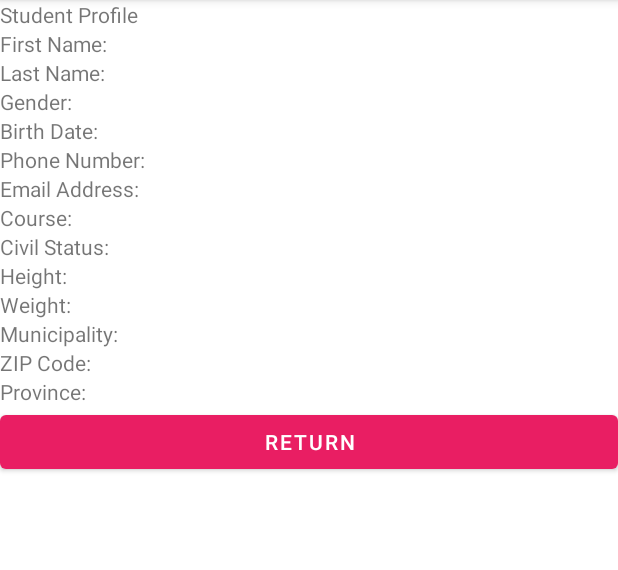
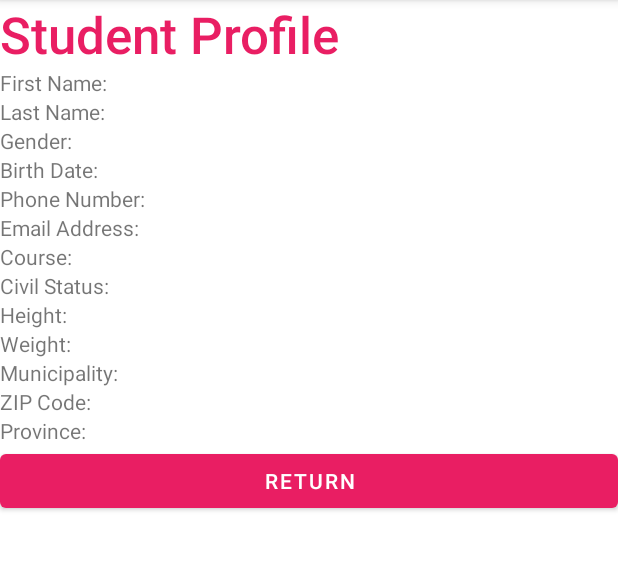
Before and after one commit to dsullano/AndroidCollection, an Android app: the PassingIntents2 screen opened directly, with no data from a screen before it, on a phone screen of 412 x 824 dp, the part 84-654 px from its top. Run offline under Robolectric (Android 15) with nearby library versions, the phone set to English and light mode, and no system bars.

Commit message:
fixed everything calculator-menus

```diff
--- a/app/src/main/res/layout/activity_passing_intents_exercise2.xml
+++ b/app/src/main/res/layout/activity_passing_intents_exercise2.xml
@@ -24,7 +24,10 @@
                 android:layout_width="match_parent"
                 android:layout_height="wrap_content"
                 android:layout_weight="1"
-                android:text="@string/tvStudentProfile" />
+                android:fontFamily="sans-serif-medium"
+                android:text="@string/tvStudentProfile"
+                android:textColor="#E91E63"
+                android:textSize="34sp" />
 
 
             <LinearLayout
--- a/app/src/main/res/menu/menu_exercise.xml
+++ b/app/src/main/res/menu/menu_exercise.xml
@@ -14,7 +14,7 @@
                 android:title="Change Size" />
             <item
                 android:id="@+id/change_text"
-                android:title="Change Into Randon Text" />
+                android:title="Change Into Random Text" />
             <item
                 android:id="@+id/change_text_color"
                 android:title="Change Text Color" />
```
